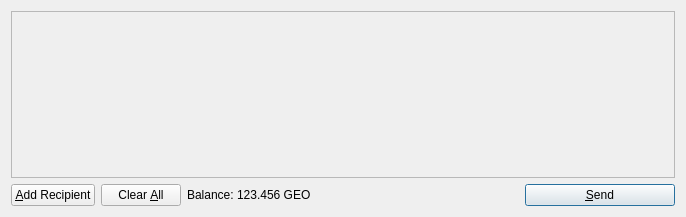
Old version of the form src/qt/forms/sendcoinsdialog.ui in the repository slimmtl/scamcoin.
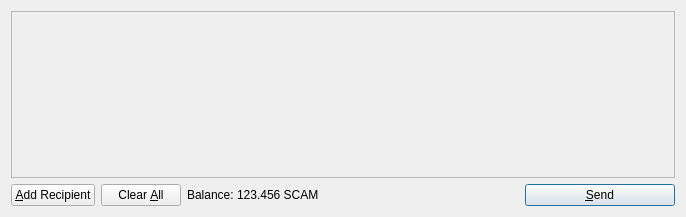
New version of the form. Icons and pictures are not drawn.

The edit to the form file:
```diff
--- a/src/qt/forms/sendcoinsdialog.ui
+++ b/src/qt/forms/sendcoinsdialog.ui
@@ -119,7 +119,7 @@
           <cursorShape>IBeamCursor</cursorShape>
          </property>
          <property name="text">
-          <string>123.456 GEO</string>
+          <string>123.456 SCAM</string>
          </property>
          <property name="textInteractionFlags">
           <set>Qt::LinksAccessibleByMouse|Qt::TextSelectableByKeyboard|Qt::TextSelectableByMouse</set>
```
